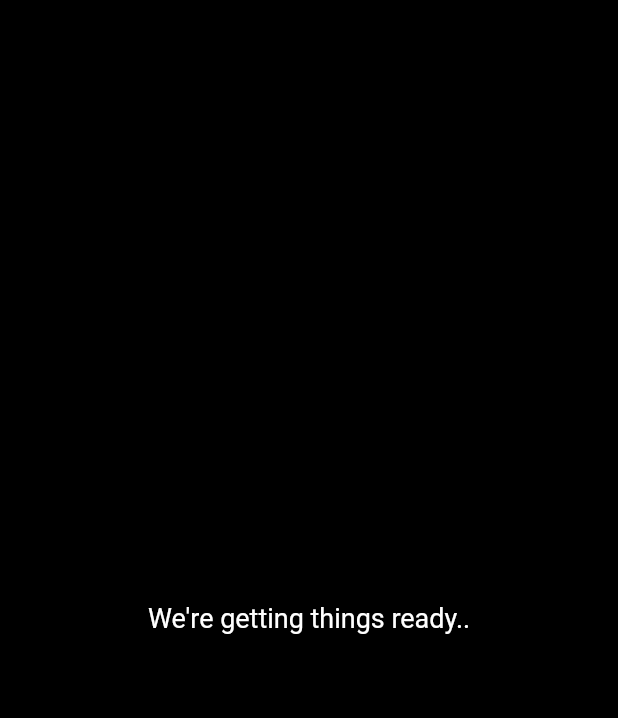
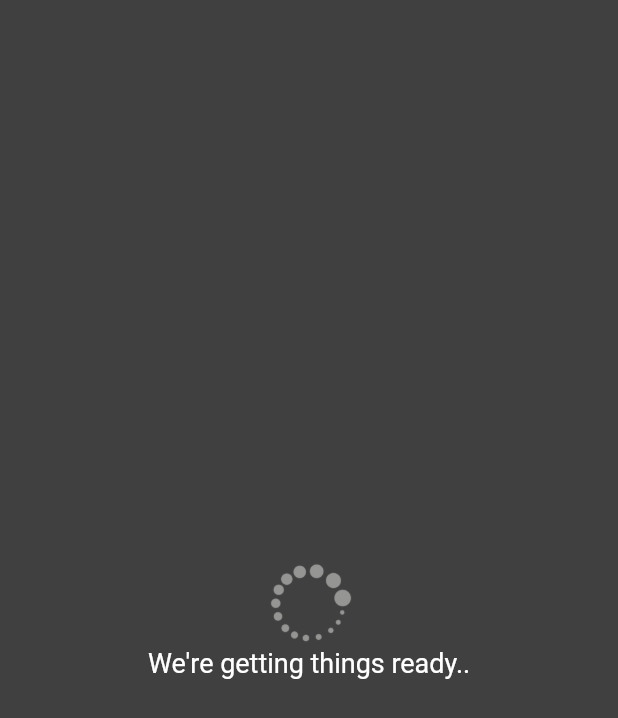
Before and after one commit to AthenaSenior/MedKit-development, a Flutter app: the Loader screen opened directly, on a phone screen of 412 x 824 dp. Shown: the top 718 px of the screen. Run offline on Flutter 3.47's test engine with Material 2 defaults, Android fonts, the phone set to English and light mode, and no system bars; our stand-ins replace cloud_firestore, firebase_auth, firebase_core, firebase_database; accounts and stored records are empty.

Commit message:
Implemented Loader / Main / Last Scan @Egemen

```diff
--- a/lib/Loader.dart
+++ b/lib/Loader.dart
@@ -5,15 +5,21 @@ class Loader extends StatelessWidget {
 
   @override
   Widget build(BuildContext context) {
-    return const Scaffold(
-      backgroundColor: Colors.black,
-        body: Center(
-          child:
-               Text("We're getting things ready..",
-              style: TextStyle(fontSize: 18, color: Colors.white)
-               ),
-                //Image.network("https://www.superiorlawncareusa.com/wp-content/uploads/2020/05/loading-gif-png-5.gif")
-          )
-    );
+    return Scaffold(
+      backgroundColor: Colors.black.withOpacity(.75),
+        body:Center(child: Column(
+          mainAxisAlignment: MainAxisAlignment.center,
+          crossAxisAlignment: CrossAxisAlignment.center,
+          children: [
+            Image.asset("assets/images/loading.gif",
+            width: 60, height: 60),
+            const Text("We're getting things ready..",
+                style: TextStyle(fontSize: 18, color: Colors.white)
+            ),
+          ],
+        ),
+        ),
+          );
+
   }
 }
--- a/lib/LoginPage.dart
+++ b/lib/LoginPage.dart
@@ -1,6 +1,6 @@
 import 'package:flutter/material.dart';
-import 'package:med_kit/Home.dart';
 import 'package:med_kit/service/auth.dart';
+import 'Main.dart';
 import 'RegisterPage.dart';
 
 class LoginPage extends StatefulWidget {
@@ -148,7 +148,7 @@ class LoginPageState extends State<LoginPage> {
                                 return Navigator.push(
                                     context,
                                     MaterialPageRoute(
-                                        builder: (context) => const HomePage()));
+                                        builder: (context) => MainPage()));
                               });
                             });
                           },
--- a/lib/SplashScreen.dart
+++ b/lib/SplashScreen.dart
@@ -140,8 +140,6 @@ class _SplashScreenState extends State<SplashScreen>
                   Text(splashScreenSentence,
                       style: const TextStyle(fontSize: 18)),
                 ]),
-            // Buraya daha çok widget ekleyebilirsiniz virgüllerle
-            // @@ Author Egemen
           ],
         ),
       ),
```
Also changed, not shown: lib/Home.dart (+0 -78 lines), lib/service/auth.dart (+9 -22 lines), assets/images/loading.gif (added), assets/images/medkit_logo.jpg (deleted).
